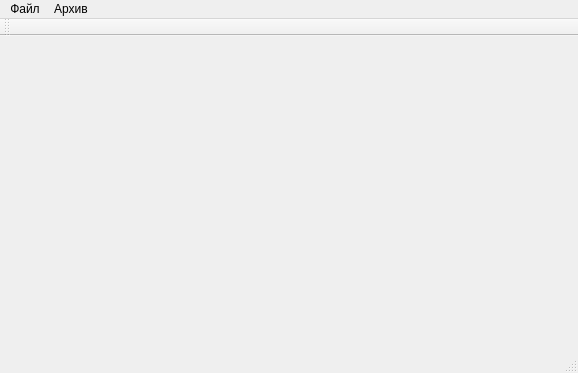
Above: mainwindow.ui from Smitt64/Arch before the change. Below: the same form after it.
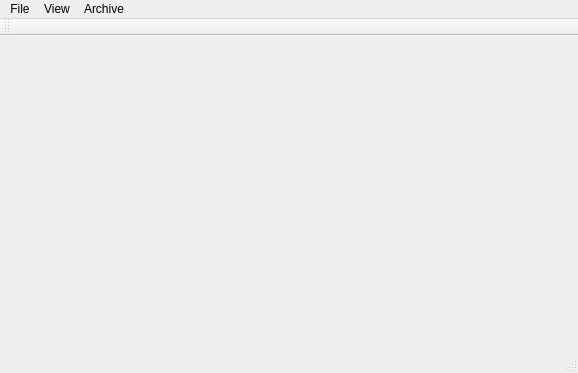
That is the form after the change. Icons and pictures are not drawn.

```diff
--- a/mainwindow.ui
+++ b/mainwindow.ui
@@ -27,7 +27,7 @@
    </property>
    <widget class="QMenu" name="menu">
     <property name="title">
-     <string>Файл</string>
+     <string>File</string>
     </property>
     <addaction name="create"/>
     <addaction name="open"/>
@@ -35,7 +35,7 @@
    </widget>
    <widget class="QMenu" name="menu_2">
     <property name="title">
-     <string>Архив</string>
+     <string>Archive</string>
     </property>
     <addaction name="upDir"/>
     <addaction name="separator"/>
@@ -45,7 +45,15 @@
     <addaction name="separator"/>
     <addaction name="view_edit"/>
    </widget>
+   <widget class="QMenu" name="menuView">
+    <property name="title">
+     <string>View</string>
+    </property>
+    <addaction name="actionStandart"/>
+    <addaction name="actionArchive"/>
+   </widget>
    <addaction name="menu"/>
+   <addaction name="menuView"/>
    <addaction name="menu_2"/>
   </widget>
   <widget class="QToolBar" name="mainToolBar">
```
Left out of the diff: 45 changed lines with no effect on the pictures.
